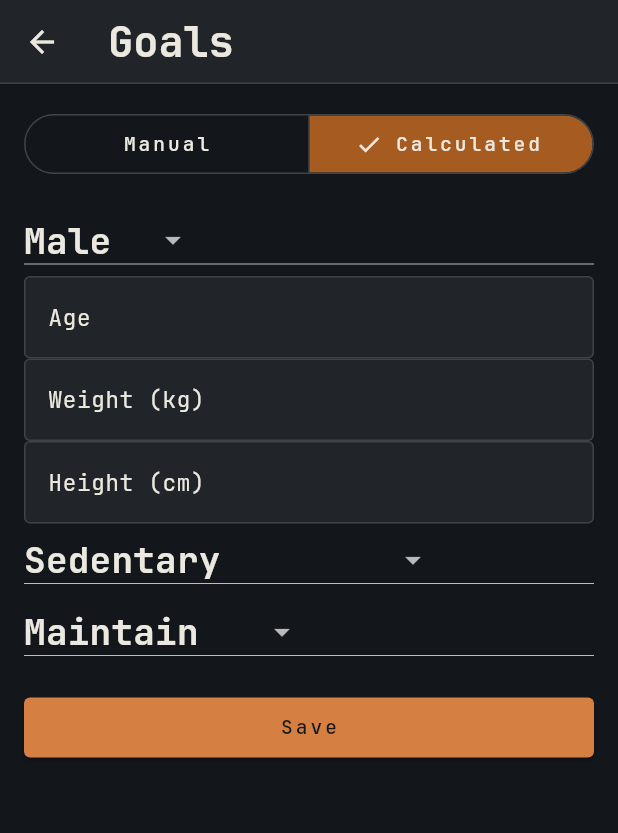
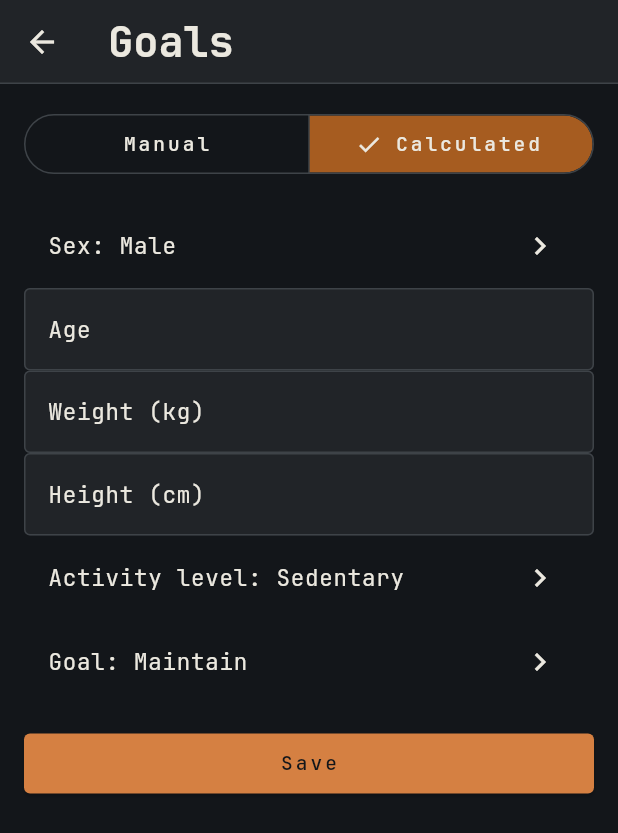
Before and after one commit to alonemamont/callory, a Flutter app: the GoalsScreen screen opened directly, after a tap on "Calculated", on a phone screen of 412 x 824 dp. Shown: the top 833 px of the screen. Run offline on Flutter 3.47's test engine with Material 3 defaults, Android fonts, the light colour scheme and no system bars; our stand-ins replace drift, file_picker, flutter_riverpod, share_plus, shared_preferences; missing offline and left inert: mobile_scanner; accounts and stored records are empty; generated files the repository leaves out were written again.

Commit message:
feat: labeled tap-to-open pickers for Sex/Activity/Goal fields

```diff
--- a/lib/l10n/app_en.arb
+++ b/lib/l10n/app_en.arb
@@ -61,6 +61,18 @@
   "goalsGoalTypeLose": "Lose weight",
   "goalsGoalTypeMaintain": "Maintain",
   "goalsGoalTypeGain": "Gain weight",
+  "goalsSexFieldLabel": "Sex",
+  "goalsActivityFieldLabel": "Activity level",
+  "goalsGoalTypeFieldLabel": "Goal",
+  "goalsSexMaleDescription": "Used in the basal metabolic rate formula (offset +5)",
+  "goalsSexFemaleDescription": "Used in the basal metabolic rate formula (offset −161)",
+  "goalsActivitySedentaryDescription": "Little or no exercise, desk job",
+  "goalsActivityLightDescription": "Light exercise 1–3 days a week",
+  "goalsActivityModerateDescription": "Moderate exercise 3–5 days a week",
+  "goalsActivityHighDescription": "Hard exercise 6–7 days a week",
+  "goalsGoalTypeLoseDescription": "Calorie deficit to lose weight",
+  "goalsGoalTypeMaintainDescription": "Calories at maintenance level, weight stays the same",
+  "goalsGoalTypeGainDescription": "Calorie surplus to gain weight",
 
   "addFoodTitle": "Add food",
   "addFoodTabRecent": "Recent",
--- a/lib/l10n/app_localizations.dart
+++ b/lib/l10n/app_localizations.dart
@@ -326,6 +326,78 @@ abstract class AppLocalizations {
   /// **'Gain weight'**
   String get goalsGoalTypeGain;
 
+  /// No description provided for @goalsSexFieldLabel.
+  ///
+  /// In en, this message translates to:
+  /// **'Sex'**
+  String get goalsSexFieldLabel;
+
+  /// No description provided for @goalsActivityFieldLabel.
+  ///
+  /// In en, this message translates to:
+  /// **'Activity level'**
+  String get goalsActivityFieldLabel;
+
+  /// No description provided for @goalsGoalTypeFieldLabel.
+  ///
+  /// In en, this message translates to:
+  /// **'Goal'**
+  String get goalsGoalTypeFieldLabel;
+
+  /// No description provided for @goalsSexMaleDescription.
+  ///
+  /// In en, this message translates to:
+  /// **'Used in the basal metabolic rate formula (offset +5)'**
+  String get goalsSexMaleDescription;
+
+  /// No description provided for @goalsSexFemaleDescription.
+  ///
+  /// In en, this message translates to:
+  /// **'Used in the basal metabolic rate formula (offset −161)'**
+  String get goalsSexFemaleDescription;
+
+  /// No description provided for @goalsActivitySedentaryDescription.
+  ///
+  /// In en, this message translates to:
+  /// **'Little or no exercise, desk job'**
+  String get goalsActivitySedentaryDescription;
+
+  /// No description provided for @goalsActivityLightDescription.
+  ///
+  /// In en, this message translates to:
+  /// **'Light exercise 1–3 days a week'**
+  String get goalsActivityLightDescription;
+
+  /// No description provided for @goalsActivityModerateDescription.
+  ///
+  /// In en, this message translates to:
+  /// **'Moderate exercise 3–5 days a week'**
+  String get goalsActivityModerateDescription;
+
+  /// No description provided for @goalsActivityHighDescription.
+  ///
+  /// In en, this message translates to:
+  /// **'Hard exercise 6–7 days a week'**
+  String get goalsActivityHighDescription;
+
+  /// No description provided for @goalsGoalTypeLoseDescription.
+  ///
+  /// In en, this message translates to:
+  /// **'Calorie deficit to lose weight'**
+  String get goalsGoalTypeLoseDescription;
+
+  /// No description provided for @goalsGoalTypeMaintainDescription.
+  ///
+  /// In en, this message translates to:
+  /// **'Calories at maintenance level, weight stays the same'**
+  String get goalsGoalTypeMaintainDescription;
+
+  /// No description provided for @goalsGoalTypeGainDescription.
+  ///
+  /// In en, this message translates to:
+  /// **'Calorie surplus to gain weight'**
+  String get goalsGoalTypeGainDescription;
+
   /// No description provided for @addFoodTitle.
   ///
   /// In en, this message translates to:
--- a/lib/ui/goals/goals_screen.dart
+++ b/lib/ui/goals/goals_screen.dart
@@ -5,6 +5,7 @@ import 'package:callory/domain/bmr_calculator.dart';
 import 'package:callory/l10n/app_localizations.dart';
 import 'package:callory/providers/providers.dart';
 import 'package:callory/ui/widgets/number_field.dart';
+import 'package:callory/ui/widgets/option_picker_tile.dart';
 
 enum _Mode { manual, calculated }
 
@@ -83,6 +84,24 @@ class _GoalsScreenState extends ConsumerState<GoalsScreen> {
         GoalType.lose => loc.goalsGoalTypeLose,
         GoalType.maintain => loc.goalsGoalTypeMaintain,
         GoalType.gain => loc.goalsGoalTypeGain,
+      };
+
+  String _sexDescription(AppLocalizations loc, Sex sex) => switch (sex) {
+        Sex.male => loc.goalsSexMaleDescription,
+        Sex.female => loc.goalsSexFemaleDescription,
+      };
+
+  String _activityDescription(AppLocalizations loc, ActivityLevel level) => switch (level) {
+        ActivityLevel.sedentary => loc.goalsActivitySedentaryDescription,
+        ActivityLevel.light => loc.goalsActivityLightDescription,
+        ActivityLevel.moderate => loc.goalsActivityModerateDescription,
+        ActivityLevel.high => loc.goalsActivityHighDescription,
+      };
+
+  String _goalTypeDescription(AppLocalizations loc, GoalType type) => switch (type) {
+        GoalType.lose => loc.goalsGoalTypeLoseDescription,
+        GoalType.maintain => loc.goalsGoalTypeMaintainDescription,
+        GoalType.gain => loc.goalsGoalTypeGainDescription,
       };
 
   Future<void> _save() async {
@@ -174,13 +193,14 @@ class _GoalsScreenState extends ConsumerState<GoalsScreen> {
               labelText: loc.goalsCarbsLabel,
             ),
           ] else ...[
-            DropdownButton<Sex>(
-              key: const Key('calcSexField'),
-              value: _sex,
-              items: Sex.values
-                  .map((s) => DropdownMenuItem(value: s, child: Text(_sexLabel(loc, s))))
-                  .toList(),
-              onChanged: (value) => setState(() => _sex = value!),
+            OptionPickerTile<Sex>(
+              fieldKey: const Key('calcSexField'),
+              fieldLabel: loc.goalsSexFieldLabel,
+              currentValueLabel: _sexLabel(loc, _sex),
+              options: Sex.values,
+              optionLabel: (s) => _sexLabel(loc, s),
+              optionDescription: (s) => _sexDescription(loc, s),
+              onChanged: (value) => setState(() => _sex = value),
             ),
             NumberField(
               fieldKey: const Key('calcAgeField'),
@@ -197,19 +217,23 @@ class _GoalsScreenState extends ConsumerState<GoalsScreen> {
               controller: _heightController,
               labelText: loc.goalsHeightLabel,
             ),
-            DropdownButton<ActivityLevel>(
-              value: _activityLevel,
-              items: ActivityLevel.values
-                  .map((a) => DropdownMenuItem(value: a, child: Text(_activityLabel(loc, a))))
-                  .toList(),
-              onChanged: (value) => setState(() => _activityLevel = value!),
+            OptionPickerTile<ActivityLevel>(
+              fieldKey: const Key('calcActivityField'),
+              fieldLabel: loc.goalsActivityFieldLabel,
+              currentValueLabel: _activityLabel(loc, _activityLevel),
+              options: ActivityLevel.values,
+              optionLabel: (a) => _activityLabel(loc, a),
+              optionDescription: (a) => _activityDescription(loc, a),
+              onChanged: (value) => setState(() => _activityLevel = value),
             ),
-            DropdownButton<GoalType>(
-              value: _goalType,
-              items: GoalType.values
-                  .map((g) => DropdownMenuItem(value: g, child: Text(_goalTypeLabel(loc, g))))
-                  .toList(),
-              onChanged: (value) => setState(() => _goalType = value!),
+            OptionPickerTile<GoalType>(
+              fieldKey: const Key('calcGoalTypeField'),
+              fieldLabel: loc.goalsGoalTypeFieldLabel,
+              currentValueLabel: _goalTypeLabel(loc, _goalType),
+              options: GoalType.values,
+              optionLabel: (g) => _goalTypeLabel(loc, g),
+              optionDescription: (g) => _goalTypeDescription(loc, g),
+              onChanged: (value) => setState(() => _goalType = value),
             ),
           ],
           const SizedBox(height: 16),
```
Also changed, not shown: lib/l10n/app_localizations_en.dart (+41 -0 lines), lib/l10n/app_localizations_ru.dart (+45 -0 lines), lib/l10n/app_ru.arb (+12 -0 lines), 1 other file.
